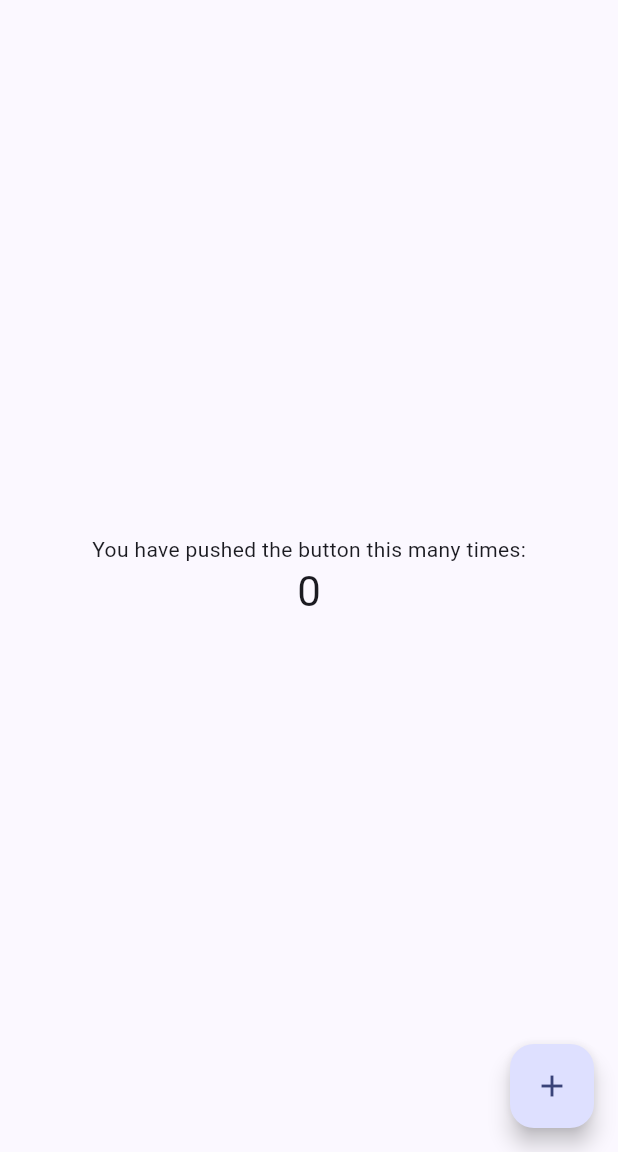
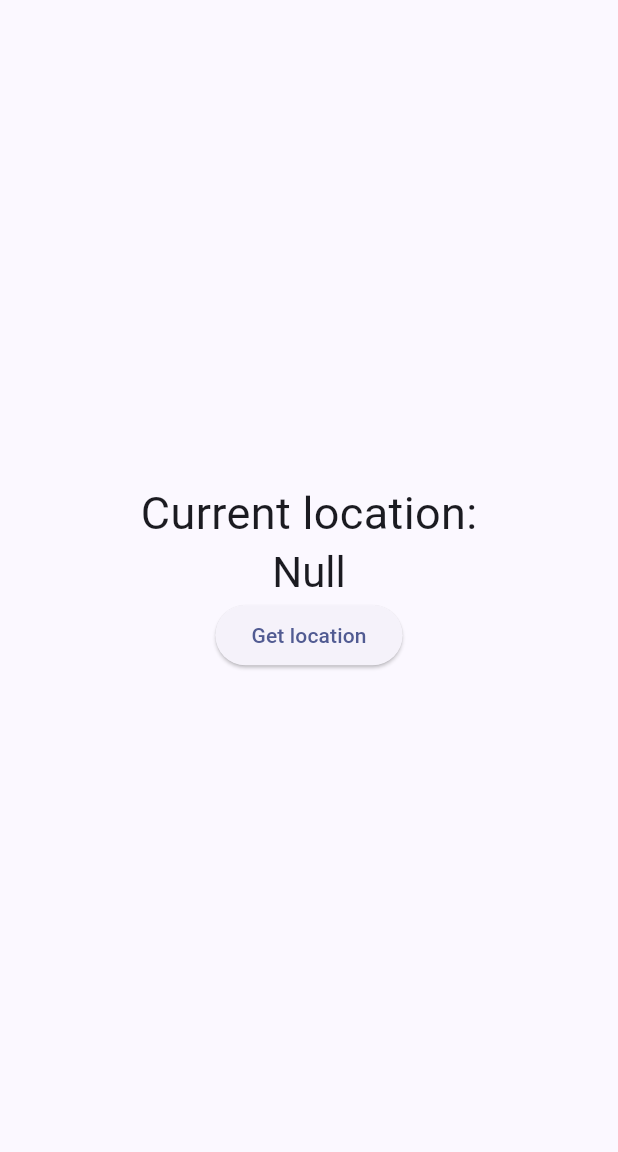
Before and after one commit to exodusgd/flweather, a Flutter app: the screen it shows after launch, on a phone screen of 412 x 824 dp, the part 84-1236 px from its top. Run offline on Flutter 3.47's test engine with Material 3 defaults, Android fonts, the phone set to English and light mode, and no system bars; our stand-ins replace location.

Commit message:
Reading location
- App now checks if location service is active and requests necessary permissions, then reads location

```diff
--- a/lib/main.dart
+++ b/lib/main.dart
@@ -1,4 +1,5 @@
 import 'package:flutter/material.dart';
+import 'package:location/location.dart';
 
 void main() {
   runApp(const FlweatherApp());
@@ -20,17 +21,9 @@ class FlweatherApp extends StatelessWidget {
   }
 }
 
+// ----------- STATEFUL WIDGET -----------
 class MainPage extends StatefulWidget {
   const MainPage({super.key, required this.title});
-
-  // This widget is the home page of your application. It is stateful, meaning
-  // that it has a State object (defined below) that contains fields that affect
-  // how it looks.
-
-  // This class is the configuration for the state. It holds the values (in this
-  // case the title) provided by the parent (in this case the App widget) and
-  // used by the build method of the State. Fields in a Widget subclass are
-  // always marked "final".
 
   final String title;
 
@@ -39,16 +32,43 @@ class MainPage extends StatefulWidget {
 }
 
 class _MainPageState extends State<MainPage> {
-  int _counter = 0;
+  String _locationName = "Null";
 
-  void _incrementCounter() {
+  Location location = Location();
+  bool _isLocationEnabled = false;
+  PermissionStatus? _locationPermissionStatus;
+  LocationData? _locationData;
+
+  void _requestLocationPermission() async {
+    _isLocationEnabled = await location.serviceEnabled();
+    if (!_isLocationEnabled) {
+      _isLocationEnabled = await location.requestService();
+      if (!_isLocationEnabled) {
+        return;
+      }
+    }
+
+    _locationPermissionStatus = await location.hasPermission();
+    if (_locationPermissionStatus == PermissionStatus.denied) {
+      _locationPermissionStatus = await location.requestPermission();
+      if (_locationPermissionStatus != PermissionStatus.granted) {
+        return;
+      }
+    }
+
+    // location service is enabled and permission is granted
+    _locationData = await location.getLocation();
+    _updateCurrentLocation(_locationData.toString());
+  }
+
+  void _updateCurrentLocation(String newLocationName) {
     setState(() {
       // This call to setState tells the Flutter framework that something has
       // changed in this State, which causes it to rerun the build method below
       // so that the display can reflect the updated values. If we changed
       // _counter without calling setState(), then the build method would not be
       // called again, and so nothing would appear to happen.
-      _counter++;
+      _locationName = newLocationName;
     });
   }
 
@@ -70,19 +90,20 @@ class _MainPageState extends State<MainPage> {
         child: Column(
           mainAxisAlignment: MainAxisAlignment.center,
           children: <Widget>[
-            const Text('You have pushed the button this many times:'),
+            const Text("Current location:", style: TextStyle(fontSize: 30)),
             Text(
-              '$_counter',
+              _locationName,
               style: Theme.of(context).textTheme.headlineMedium,
+            ),
+            ElevatedButton(
+              onPressed: () {
+                _requestLocationPermission();
+              },
+              child: const Text("Get location"),
             ),
           ],
         ),
       ),
-      floatingActionButton: FloatingActionButton(
-        onPressed: _incrementCounter,
-        tooltip: 'Increment',
-        child: const Icon(Icons.add),
-      ),
     );
   }
 }
```
Also changed, not shown: 1 other file.
